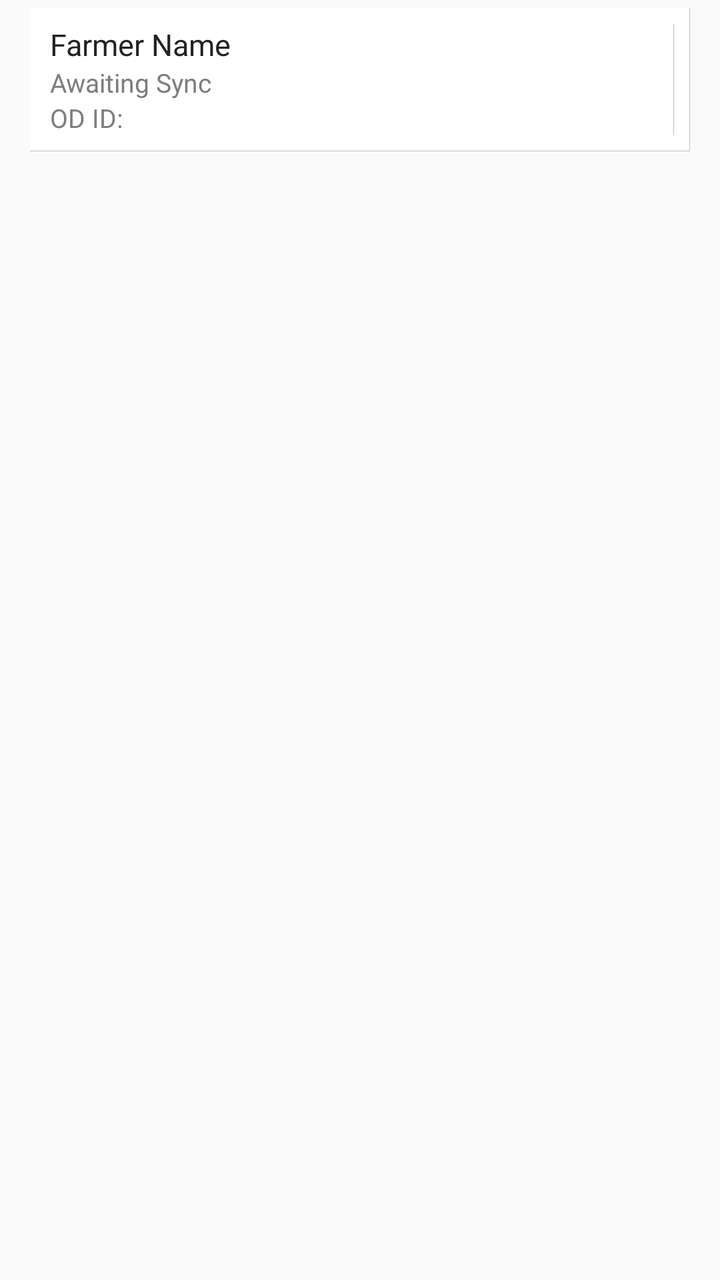
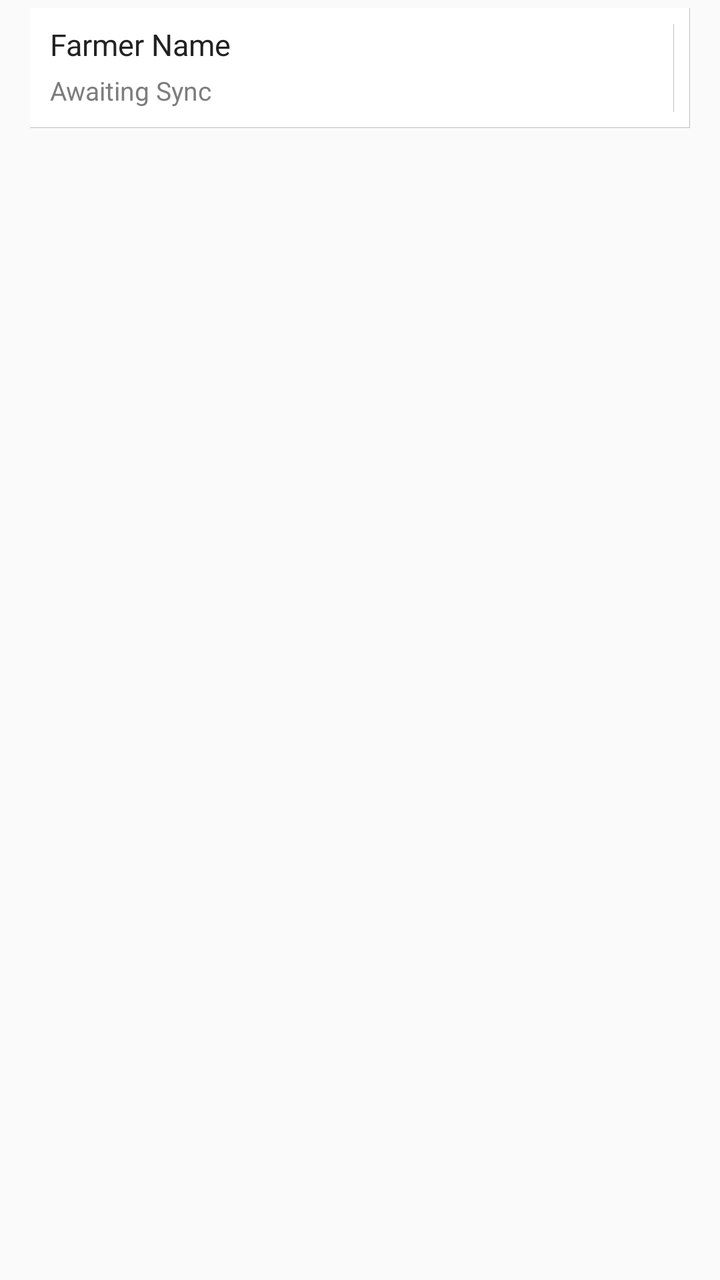

Screens rendered from an Android XML layout before and after an edit, with the pre-edit source and the edit as a unified diff.
<!-- AndroidManifest.xml: application theme AppCompactTheme -->
<!-- res/layout/listview_farmer_list.xml -->
<?xml version="1.0" encoding="utf-8"?>
<LinearLayout xmlns:android="http://schemas.android.com/apk/res/android"
    xmlns:app="http://schemas.android.com/apk/res-auto"
    xmlns:tools="http://schemas.android.com/tools"
    android:orientation="vertical"
    android:layout_width="match_parent"
    android:layout_height="wrap_content"
    android:paddingLeft="15dp"
    android:paddingRight="15dp"
    android:paddingTop="@dimen/ofis_list_itemseparator"
    android:paddingBottom="@dimen/ofis_list_itemseparator">


    <LinearLayout
        android:orientation="horizontal"
        android:layout_width="match_parent"
        android:id="@+id/rowlin"
        android:layout_height="wrap_content"
        android:minHeight="60dp"
        android:background="@drawable/list_item"
        android:baselineAligned="false"
        tools:ignore="UselessParent">

        <LinearLayout
            android:orientation="vertical"
            android:layout_width="0dp"
            android:layout_height="match_parent"
            android:id="@+id/itemTextContainer"
            android:layout_marginTop="8dp"
            android:layout_marginBottom="8dp"
            android:layout_marginEnd="8dp"
            android:layout_marginRight="8dp"
            android:background="@drawable/right_border"
            android:paddingLeft="10dp"
            android:paddingRight="10dp"
            android:layout_weight="1">

            <TextView
                android:id="@+id/transacteeType"
                android:layout_width="0dp"
                android:layout_height="0dp"
                android:visibility="gone" />
            <TextView
                android:layout_width="match_parent"
                android:layout_height="wrap_content"
                android:text="@string/Farmer_Name"
                android:id="@+id/farmerListFarmerName"
                android:textColor="@color/ofis_base_font_dark"
                android:textSize="@dimen/ofis_med_text" />
            <TextView
                android:layout_width="wrap_content"
                android:layout_height="wrap_content"
                android:text="@string/Awaiting_Sync"
                android:id="@+id/farmerListOlamFarmerId"
                android:textColor="@color/ofis_list_item_subtitle"
                android:textSize="@dimen/ofis_small_text" />

            <TextView
                android:layout_width="wrap_content"
                android:layout_height="wrap_content"
                android:text="@string/odid"
                android:id="@+id/farmerListODFarmerId"
                android:textColor="@color/ofis_list_item_subtitle"
                android:textSize="@dimen/ofis_small_text" />

        </LinearLayout>

        <LinearLayout
            android:layout_width="wrap_content"
            android:layout_height="match_parent">
            <ImageView
                android:layout_width="wrap_content"
                android:layout_height="wrap_content"
                android:adjustViewBounds="true"
                android:scaleType="fitCenter"
                android:id="@+id/farmerListIcon"
                app:srcCompat="@drawable/ic_status_no_photo"
                android:contentDescription="@string/Farmer_Photo"
                android:layout_gravity="center_vertical"
                android:maxHeight="60dp" />
        </LinearLayout>
    </LinearLayout>

</LinearLayout>
<!-- resources referenced by this layout -->
<resources>
  <color name="ofis_base_font_dark">#222222</color>
  <color name="ofis_list_item_subtitle">#7d7d7d</color>
  <dimen name="ofis_list_itemseparator">4dp</dimen>
  <dimen name="ofis_med_text">15sp</dimen>
  <dimen name="ofis_small_text">13sp</dimen>
  <!-- drawable list_item (drawable) -->
  <?xml version="1.0" encoding="utf-8"?>
  <layer-list xmlns:android="http://schemas.android.com/apk/res/android">
      <item
          android:right="-3dp"
          android:left="-3dp"
          android:top="-3dp"
          android:bottom="-2dp">
          <shape android:shape="rectangle">
              <solid android:color="@color/ofis_list_item_background"/>
              <stroke
                  android:color="@color/ofis_list_item_border"
                  android:width="@dimen/ofis_list_itemborder" />
          </shape>
          </item>
  </layer-list>
  <!-- drawable right_border (drawable) -->
  <?xml version="1.0" encoding="utf-8"?>
  <layer-list xmlns:android="http://schemas.android.com/apk/res/android">
      <item
          android:bottom="-3dp"
          android:left="-3dp"
          android:top="-3dp"
          android:right="-2dp">
          <shape android:shape="rectangle">
              <solid android:color="@android:color/transparent"/>
              <stroke
                  android:color="@color/ofis_list_item_border"
                  android:width="@dimen/ofis_list_itemborder" />
          </shape>
          </item>
  </layer-list>
  <string name="Awaiting_Sync">Awaiting Sync</string>
  <string name="Farmer_Name">Farmer Name</string>
  <string name="Farmer_Photo">Farmer Photo</string>
  <string name="odid">OD ID:</string>
  <style name="AppCompactTheme" parent="Theme.AppCompat.Light">
          
          <item name="spinnerStyle">@android:style/Widget.Holo.Light.Spinner</item>
          <item name="android:spinnerItemStyle">@style/SpinnerItem</item>
          <item name="spinnerDropDownItemStyle">@style/SpinnerItem.DropDownItem</item>
          <item name="dropDownListViewStyle">@style/StandardSpinner</item>
  
          <item name="actionBarStyle">@style/AppTheme.ActionBarStyle</item>
          <item name="android:splitMotionEvents">false</item>
          <item name="android:windowEnableSplitTouch">false</item>
  
      </style>
  <color name="ofis_list_item_background">#ffffff</color>
  <color name="ofis_list_item_border">#40000000</color>
  <dimen name="ofis_list_itemborder">1px</dimen>
  <style name="SpinnerItem" parent="Widget.AppCompat.TextView.SpinnerItem">
          <item name="android:textColor">@color/ofis_base_font_white</item>
          <item name="android:textSize">@dimen/ofis_spinner_text</item>
      </style>
  <style name="SpinnerItem.DropDownItem" parent="Widget.AppCompat.Light.DropDownItem.Spinner">
          <item name="android:textColor">@color/ofis_text_field</item>
          <item name="background">@color/ofis_spinner_item_background</item>
      </style>
  <style name="StandardSpinner" parent="Widget.AppCompat.ListView.DropDown">
          <item name="android:dividerHeight">@dimen/ofis_spinner_itemseparator</item>
          <item name="divider">@color/ofis_spinner_divider</item>
      </style>
  <style name="AppTheme.ActionBarStyle" parent="Theme.AppCompat.Light">
          <item name="titleTextStyle">@style/AppTheme.ActionBar.TitleTextStyle</item>
      </style>
  <color name="ofis_base_font_white">#ffffff</color>
  <dimen name="ofis_spinner_text">14sp</dimen>
  <color name="ofis_text_field">#DE000000</color>
  <color name="ofis_spinner_item_background">@color/ofis_actionbar_background</color>
  <dimen name="ofis_spinner_itemseparator">1dp</dimen>
  <color name="ofis_spinner_divider">#ff333333</color>
  <style name="AppTheme.ActionBar.TitleTextStyle" parent="android:TextAppearance">
          <item name="android:textSize">@dimen/ofis_large_text</item>
          <item name="android:textStyle">bold</item>
      </style>
  <color name="ofis_actionbar_background">#dddddd</color>
  <dimen name="ofis_large_text">17sp</dimen>
  <!-- unchanged entries left out for length: 1 -->
</resources>

<!-- the commit's change to res/layout/listview_farmer_list.xml (unified diff, before → after) -->
@@ -52,6 +52,7 @@
                 android:layout_height="wrap_content"
                 android:text="@string/Awaiting_Sync"
                 android:id="@+id/farmerListOlamFarmerId"
+                android:paddingTop="@dimen/ofis_small_pad"
                 android:textColor="@color/ofis_list_item_subtitle"
                 android:textSize="@dimen/ofis_small_text" />
 
@@ -59,6 +60,7 @@
                 android:layout_width="wrap_content"
                 android:layout_height="wrap_content"
                 android:text="@string/odid"
+                android:visibility="gone"
                 android:id="@+id/farmerListODFarmerId"
                 android:textColor="@color/ofis_list_item_subtitle"
                 android:textSize="@dimen/ofis_small_text" />
<!-- resource entries referenced after the edit -->
@@ -4,6 +4,7 @@
   <color name="ofis_list_item_subtitle">#7d7d7d</color>
   <dimen name="ofis_list_itemseparator">4dp</dimen>
   <dimen name="ofis_med_text">15sp</dimen>
+  <dimen name="ofis_small_pad">4dp</dimen>
   <dimen name="ofis_small_text">13sp</dimen>
   <!-- drawable list_item (drawable) -->
   <?xml version="1.0" encoding="utf-8"?>
